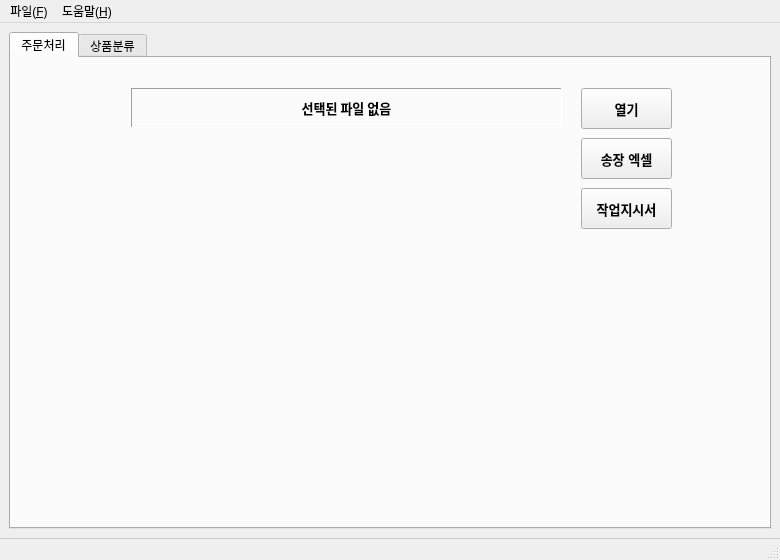
Above: ui/main_window.ui from Peanut0711/easy-fulfill before the change. Below: the same form after it.
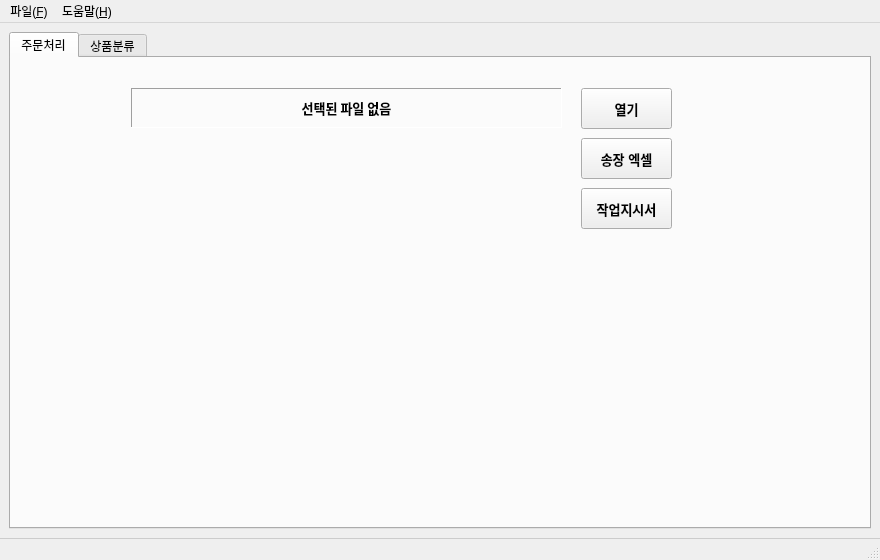
That is the form after the change.

Commit message: 이미지 보기 수정중

Diff of the .ui file:
```diff
--- a/ui/main_window.ui
+++ b/ui/main_window.ui
@@ -6,7 +6,7 @@
    <rect>
     <x>0</x>
     <y>0</y>
-    <width>780</width>
+    <width>880</width>
     <height>560</height>
    </rect>
   </property>
```
The commit also changes 2 other files.
